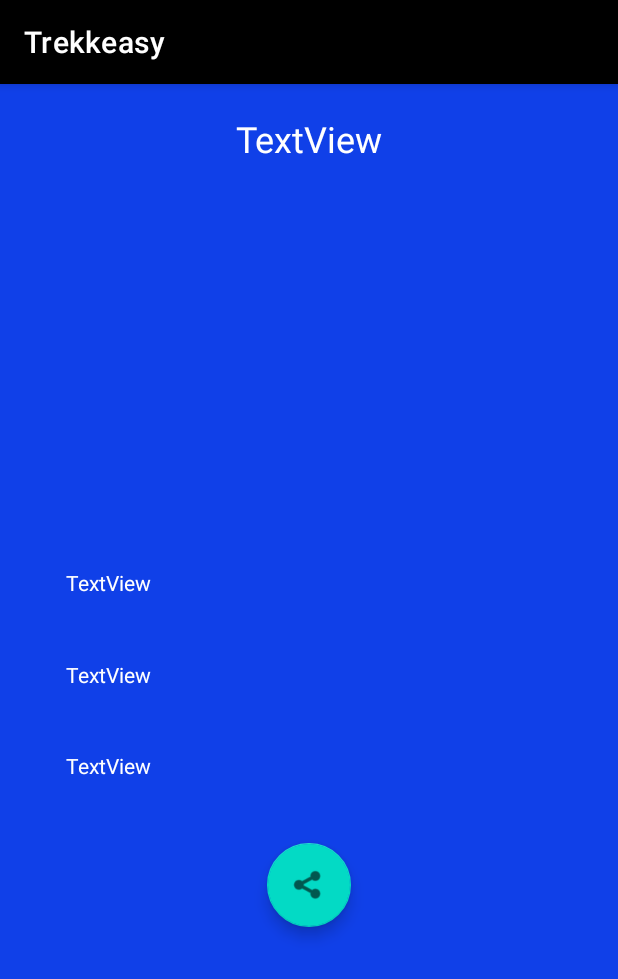
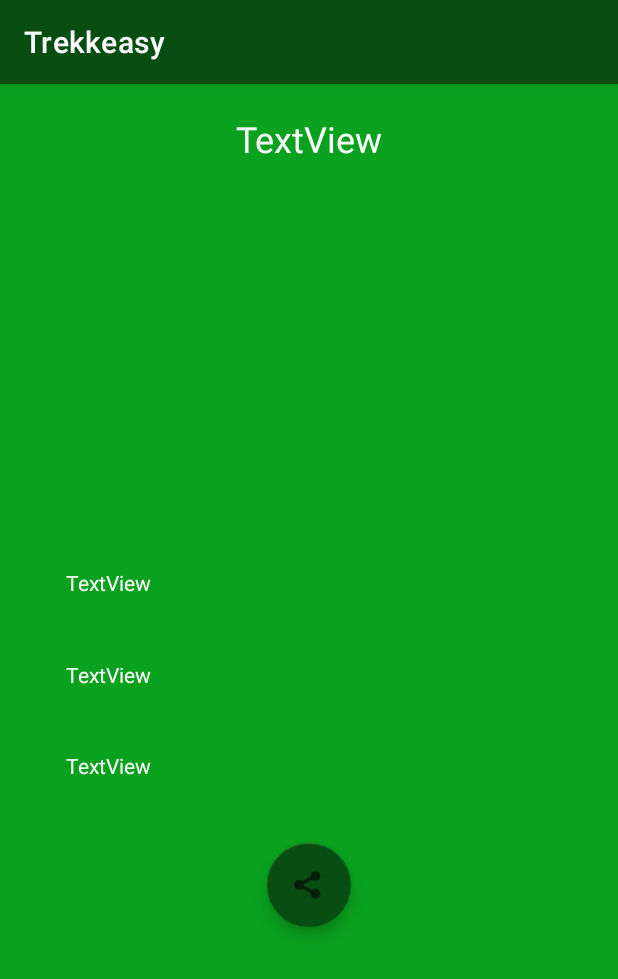
Before and after one commit to nicokufeke/3KKINGCITY, an Android app: the fragment TrekkingSantiagoDetailFragment placed in its activity, on a phone screen of 412 x 824 dp. Shown: the top 979 px of the screen. Run offline under Robolectric (Android 15) with nearby library versions, the phone set to English and light mode, and no system bars; our stand-ins replace Room's generated code, Timber; libraries missing offline, so code that uses them is left out: androidx.viewbinding; network calls fail; pictures from the network do not load; 1 statement that could not run was skipped.

Commit message:
Mas cambios de color y diseno en los layout

```diff
--- a/app/src/main/res/layout/fragment_detail_trekkingsantiago.xml
+++ b/app/src/main/res/layout/fragment_detail_trekkingsantiago.xml
@@ -5,7 +5,7 @@
     android:id="@+id/ConstraintLayout"
     android:layout_width="match_parent"
     android:layout_height="match_parent"
-    android:background="#1040E8">
+    android:background="#0AA11E">
 
 
     <TextView
@@ -89,6 +89,7 @@
         android:layout_marginEnd="178dp"
         android:layout_marginRight="178dp"
         android:clickable="true"
+        app:backgroundTint="#084E12 "
         app:layout_constraintEnd_toEndOf="parent"
         app:layout_constraintStart_toStartOf="parent"
         app:layout_constraintTop_toBottomOf="@+id/tvDifficulty"
--- a/app/src/main/res/layout/item_list_trekking.xml
+++ b/app/src/main/res/layout/item_list_trekking.xml
@@ -12,7 +12,7 @@
     <androidx.constraintlayout.widget.ConstraintLayout
         android:layout_width="386dp"
         android:layout_height="115dp"
-        android:background="#1040E8"
+        android:background="#0AA11E"
         tools:context=".MainActivity">
 
         <ImageView
--- a/app/src/main/res/values-night/themes.xml
+++ b/app/src/main/res/values-night/themes.xml
@@ -2,8 +2,8 @@
     <!-- Base application theme. -->
     <style name="Theme.3KKINGCAPITAL" parent="Theme.MaterialComponents.DayNight.DarkActionBar">
         <!-- Primary brand color. -->
-        <item name="colorPrimary">@color/black</item>
-        <item name="colorPrimaryVariant">@color/black</item>
+        <item name="colorPrimary">@color/green</item>
+        <item name="colorPrimaryVariant">@color/green</item>
         <item name="colorOnPrimary">@color/black</item>
         <!-- Secondary brand color. -->
         <item name="colorSecondary">@color/teal_200</item>
--- a/app/src/main/res/values/colors.xml
+++ b/app/src/main/res/values/colors.xml
@@ -7,4 +7,5 @@
     <color name="teal_700">#FF018786</color>
     <color name="black">#FF000000</color>
     <color name="white">#FFFFFFFF</color>
+    <color name="green">#084E12</color>
 </resources>
--- a/app/src/main/res/values/themes.xml
+++ b/app/src/main/res/values/themes.xml
@@ -2,8 +2,8 @@
     <!-- Base application theme. -->
     <style name="Theme.3KKINGCAPITAL" parent="Theme.MaterialComponents.DayNight.DarkActionBar">
         <!-- Primary brand color. -->
-        <item name="colorPrimary">@color/black</item>
-        <item name="colorPrimaryVariant">@color/black</item>
+        <item name="colorPrimary">@color/green</item>
+        <item name="colorPrimaryVariant">@color/green</item>
         <item name="colorOnPrimary">@color/white</item>
         <!-- Secondary brand color. -->
         <item name="colorSecondary">@color/teal_200</item>
```
